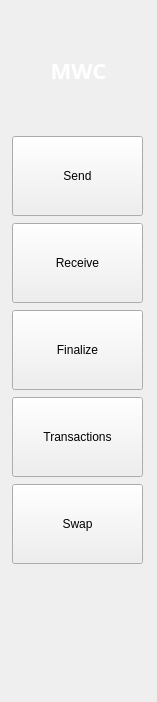
First picture: the form in core_desktop/mwctoolbar.ui, repository 0xkobe/mwc-wallet, before the edit.
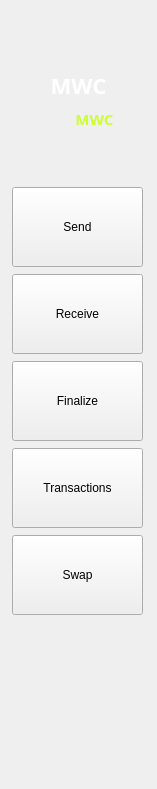
Second picture: the form after the edit. Icons and pictures are not drawn.

```diff
--- a/core_desktop/mwctoolbar.ui
+++ b/core_desktop/mwctoolbar.ui
@@ -7,7 +7,7 @@
     <x>0</x>
     <y>0</y>
     <width>157</width>
-    <height>702</height>
+    <height>789</height>
    </rect>
   </property>
   <property name="minimumSize">
@@ -28,15 +28,15 @@
   <property name="styleSheet">
    <string notr="true"/>
   </property>
-  <layout class="QVBoxLayout" name="verticalLayout_3">
+  <layout class="QVBoxLayout" name="verticalLayout_4" stretch="0,0,0,0,1">
    <property name="spacing">
-    <number>0</number>
+    <number>5</number>
    </property>
    <property name="leftMargin">
     <number>0</number>
    </property>
    <property name="topMargin">
-    <number>0</number>
+    <number>15</number>
    </property>
    <property name="rightMargin">
     <number>0</number>
@@ -161,6 +161,182 @@
      </item>
     </layout>
    </item>
+   <item>
+    <layout class="QHBoxLayout" name="horizontalLayout_2">
+     <property name="spacing">
+      <number>0</number>
+     </property>
+     <property name="leftMargin">
+      <number>7</number>
+     </property>
+     <item>
+      <spacer name="horizontalSpacer_4">
+       <property name="orientation">
+        <enum>Qt::Horizontal</enum>
+       </property>
+       <property name="sizeHint" stdset="0">
+        <size>
+         <width>28</width>
+         <height>23</height>
+        </size>
+       </property>
+      </spacer>
+     </item>
+     <item>
+      <widget class="QWidget" name="mwcUnconfFrame" native="true">
+       <property name="minimumSize">
+        <size>
+         <width>0</width>
+         <height>26</height>
+        </size>
+       </property>
+       <property name="maximumSize">
+        <size>
+         <width>16777215</width>
+         <height>26</height>
+        </size>
+       </property>
+       <layout class="QHBoxLayout" name="horizontalLayout_3">
+        <property name="spacing">
+         <number>7</number>
+        </property>
+        <property name="leftMargin">
+         <number>2</number>
+        </property>
+        <property name="topMargin">
+         <number>0</number>
+        </property>
+        <property name="rightMargin">
+         <number>2</number>
+        </property>
+        <property name="bottomMargin">
+         <number>0</number>
+        </property>
+        <item>
+         <layout class="QVBoxLayout" name="verticalLayout_3" stretch="1,0,3">
+          <property name="spacing">
+           <number>0</number>
+          </property>
+          <item>
+           <spacer name="verticalSpacer_5">
+            <property name="orientation">
+             <enum>Qt::Vertical</enum>
+            </property>
+            <property name="sizeHint" stdset="0">
+             <size>
+              <width>20</width>
+              <height>7</height>
+             </size>
+            </property>
+           </spacer>
+          </item>
+          <item>
+           <widget class="QLabel" name="wait_icon">
+            <property name="minimumSize">
+             <size>
+              <width>14</width>
+              <height>18</height>
+             </size>
+            </property>
+            <property name="maximumSize">
+             <size>
+              <width>14</width>
+              <height>18</height>
+             </size>
+            </property>
+            <property name="pixmap">
+             <pixmap resource="../resources_desktop.qrc">:/img/Transactions_Unconfirmed_Yellow@2x.svg</pixmap>
+            </property>
+            <property name="scaledContents">
+             <bool>true</bool>
+            </property>
+            <property name="alignment">
+             <set>Qt::AlignCenter</set>
+            </property>
+            <property name="textInteractionFlags">
+             <set>Qt::NoTextInteraction</set>
+            </property>
+           </widget>
+          </item>
+          <item>
+           <spacer name="verticalSpacer_4">
+            <property name="orientation">
+             <enum>Qt::Vertical</enum>
+            </property>
+            <property name="sizeHint" stdset="0">
+             <size>
+              <width>20</width>
+              <height>13</height>
+             </size>
+            </property>
+           </spacer>
+          </item>
+         </layout>
+        </item>
+        <item>
+         <widget class="QLabel" name="nonConfMwcValue">
+          <property name="sizePolicy">
+           <sizepolicy hsizetype="Preferred" vsizetype="Fixed">
+            <horstretch>0</horstretch>
+            <verstretch>0</verstretch>
+           </sizepolicy>
+          </property>
+          <property name="toolTip">
+           <string>This is the total MWC in all of your accounts, some might be locked or not confirmed</string>
+          </property>
+          <property name="styleSheet">
+           <string notr="true">font-family: Open Sans;
+font-style: normal;
+font-weight: bold;
+font-size: 15px;
+line-height: 25px;
+/* identical to box height */
+
+
+color: #CCFF33;</string>
+          </property>
+          <property name="text">
+           <string>MWC</string>
+          </property>
+          <property name="alignment">
+           <set>Qt::AlignCenter</set>
+          </property>
+         </widget>
+        </item>
+       </layout>
+      </widget>
+     </item>
+     <item>
+      <spacer name="horizontalSpacer_3">
+       <property name="orientation">
+        <enum>Qt::Horizontal</enum>
+       </property>
+       <property name="sizeHint" stdset="0">
+        <size>
+         <width>40</width>
+         <height>20</height>
+        </size>
+       </property>
+      </spacer>
+     </item>
+     <item>
+      <widget class="QWidget" name="widget" native="true">
+       <property name="minimumSize">
+        <size>
+         <width>1</width>
+         <height>26</height>
+        </size>
+       </property>
+       <property name="maximumSize">
+        <size>
+         <width>1</width>
+         <height>26</height>
+        </size>
+       </property>
+      </widget>
+     </item>
+    </layout>
+   </item>
    <item>
     <spacer name="verticalSpacer">
      <property name="orientation">
```
